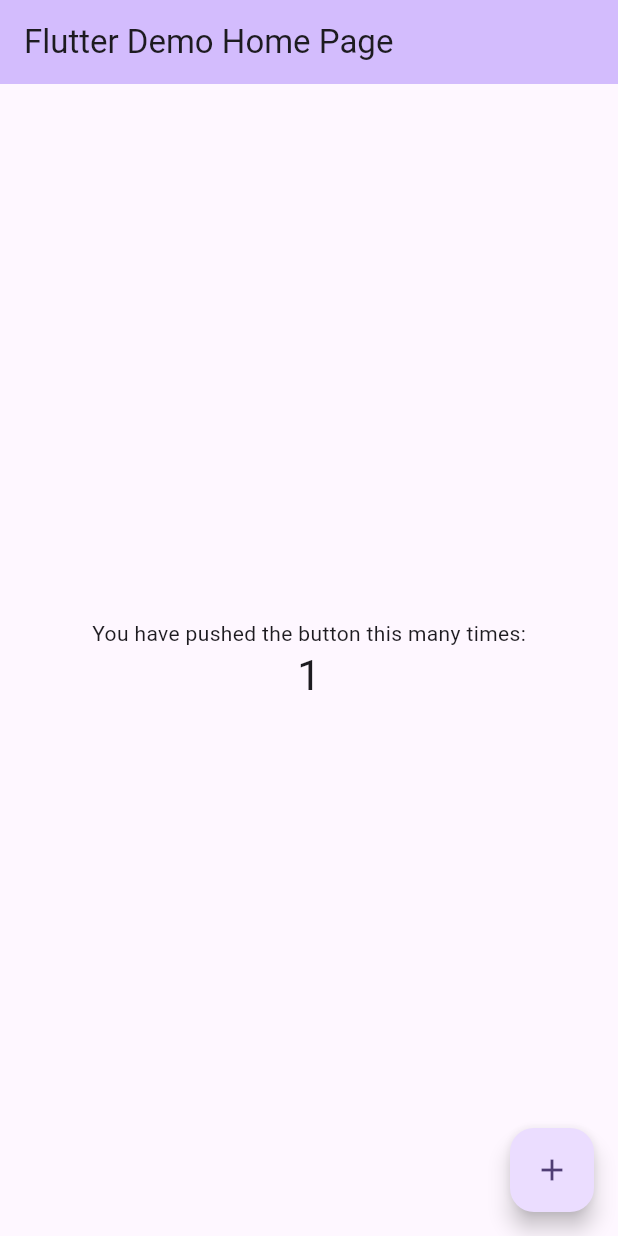
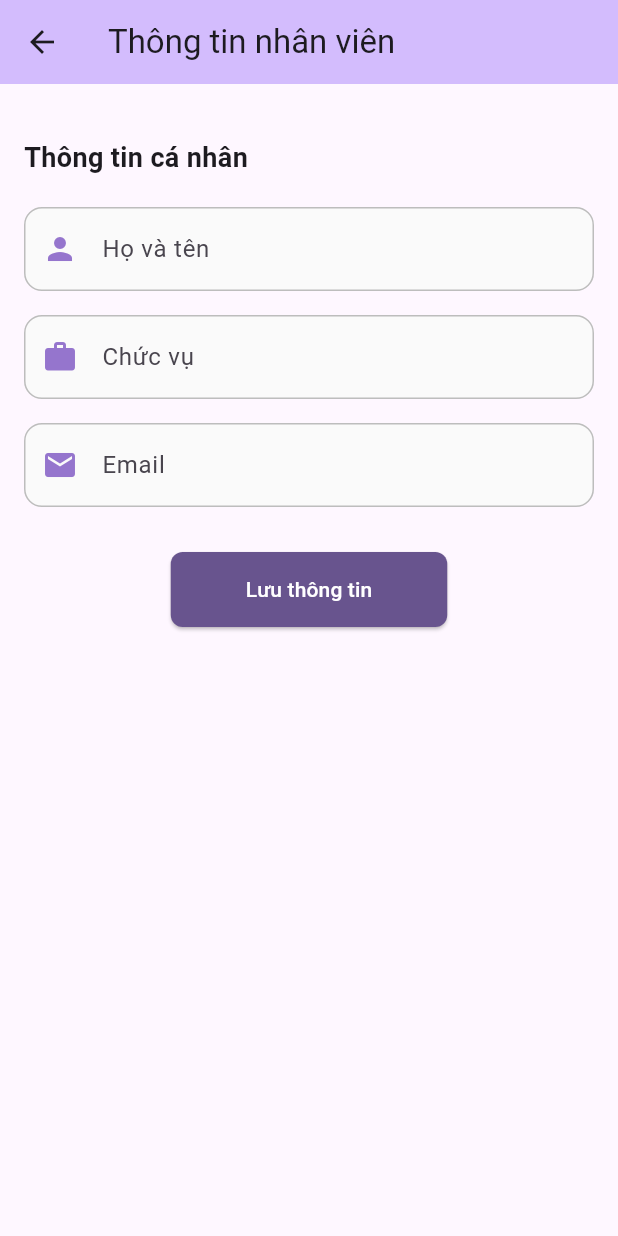
Before and after one commit to Le-Hai-Dang/learn-firebase, a Flutter app: the screen it shows after launch, after a tap on the "add" icon, on a phone screen of 412 x 824 dp. Run offline on Flutter 3.47's test engine with Material 3 defaults, Android fonts, the phone set to English and light mode, and no system bars.

Commit message:
form textfield

```diff
--- a/lib/main.dart
+++ b/lib/main.dart
@@ -1,4 +1,5 @@
 import 'package:flutter/material.dart';
+import 'package:learn/page/employee.dart';
 
 void main() {
   runApp(const MyApp());
@@ -7,45 +8,20 @@ void main() {
 class MyApp extends StatelessWidget {
   const MyApp({super.key});
 
-  // This widget is the root of your application.
   @override
   Widget build(BuildContext context) {
     return MaterialApp(
-      title: 'Flutter Demo',
+      title: 'Home',
       theme: ThemeData(
-        // This is the theme of your application.
-        //
-        // TRY THIS: Try running your application with "flutter run". You'll see
-        // the application has a purple toolbar. Then, without quitting the app,
-        // try changing the seedColor in the colorScheme below to Colors.green
-        // and then invoke "hot reload" (save your changes or press the "hot
-        // reload" button in a Flutter-supported IDE, or press "r" if you used
-        // the command line to start the app).
-        //
-        // Notice that the counter didn't reset back to zero; the application
-        // state is not lost during the reload. To reset the state, use hot
-        // restart instead.
-        //
-        // This works for code too, not just values: Most code changes can be
-        // tested with just a hot reload.
         colorScheme: ColorScheme.fromSeed(seedColor: Colors.deepPurple),
       ),
-      home: const MyHomePage(title: 'Flutter Demo Home Page'),
+      home: const MyHomePage(title: 'Home page'),
     );
   }
 }
 
 class MyHomePage extends StatefulWidget {
   const MyHomePage({super.key, required this.title});
-
-  // This widget is the home page of your application. It is stateful, meaning
-  // that it has a State object (defined below) that contains fields that affect
-  // how it looks.
-
-  // This class is the configuration for the state. It holds the values (in this
-  // case the title) provided by the parent (in this case the App widget) and
-  // used by the build method of the State. Fields in a Widget subclass are
-  // always marked "final".
 
   final String title;
 
@@ -54,69 +30,25 @@ class MyHomePage extends StatefulWidget {
 }
 
 class _MyHomePageState extends State<MyHomePage> {
-  int _counter = 0;
-
-  void _incrementCounter() {
-    setState(() {
-      // This call to setState tells the Flutter framework that something has
-      // changed in this State, which causes it to rerun the build method below
-      // so that the display can reflect the updated values. If we changed
-      // _counter without calling setState(), then the build method would not be
-      // called again, and so nothing would appear to happen.
-      _counter++;
-    });
-  }
-
   @override
   Widget build(BuildContext context) {
-    // This method is rerun every time setState is called, for instance as done
-    // by the _incrementCounter method above.
-    //
-    // The Flutter framework has been optimized to make rerunning build methods
-    // fast, so that you can just rebuild anything that needs updating rather
-    // than having to individually change instances of widgets.
     return Scaffold(
       appBar: AppBar(
-        // TRY THIS: Try changing the color here to a specific color (to
-        // Colors.amber, perhaps?) and trigger a hot reload to see the AppBar
-        // change color while the other colors stay the same.
         backgroundColor: Theme.of(context).colorScheme.inversePrimary,
-        // Here we take the value from the MyHomePage object that was created by
-        // the App.build method, and use it to set our appbar title.
         title: Text(widget.title),
       ),
-      body: Center(
-        // Center is a layout widget. It takes a single child and positions it
-        // in the middle of the parent.
-        child: Column(
-          // Column is also a layout widget. It takes a list of children and
-          // arranges them vertically. By default, it sizes itself to fit its
-          // children horizontally, and tries to be as tall as its parent.
-          //
-          // Column has various properties to control how it sizes itself and
-          // how it positions its children. Here we use mainAxisAlignment to
-          // center the children vertically; the main axis here is the vertical
-          // axis because Columns are vertical (the cross axis would be
-          // horizontal).
-          //
-          // TRY THIS: Invoke "debug painting" (choose the "Toggle Debug Paint"
-          // action in the IDE, or press "p" in the console), to see the
-          // wireframe for each widget.
-          mainAxisAlignment: MainAxisAlignment.center,
-          children: <Widget>[
-            const Text('You have pushed the button this many times:'),
-            Text(
-              '$_counter',
-              style: Theme.of(context).textTheme.headlineMedium,
-            ),
-          ],
-        ),
+      body: const Center(
+        child: Text('Dự án trắng'),
       ),
       floatingActionButton: FloatingActionButton(
-        onPressed: _incrementCounter,
-        tooltip: 'Increment',
-        child: const Icon(Icons.add),
-      ), // This trailing comma makes auto-formatting nicer for build methods.
+        onPressed: () {
+          Navigator.push(
+            context,
+            MaterialPageRoute(builder: (context) => EmployeePage()),
+          );
+        },
+        child: Icon(Icons.add),
+      ),
     );
   }
 }
--- /dev/null
+++ b/lib/page/employee.dart
@@ -0,0 +1,118 @@
+import 'package:flutter/material.dart';
+
+class EmployeePage extends StatefulWidget {
+  const EmployeePage({super.key});
+
+  @override
+  State<EmployeePage> createState() => _EmployeePageState();
+}
+
+class _EmployeePageState extends State<EmployeePage> {
+  final TextEditingController _nameController = TextEditingController();
+  final TextEditingController _positionController = TextEditingController();
+  final TextEditingController _emailController = TextEditingController();
+
+  @override
+  void dispose() {
+    _nameController.dispose();
+    _positionController.dispose();
+    _emailController.dispose();
+    super.dispose();
+  }
+
+  @override
+  Widget build(BuildContext context) {
+    return Scaffold(
+      appBar: AppBar(
+        title: const Text('Thông tin nhân viên'),
+        backgroundColor: Theme.of(context).colorScheme.inversePrimary,
+      ),
+      body: Padding(
+        padding: const EdgeInsets.all(16.0),
+        child: SingleChildScrollView(
+          child: Column(
+            crossAxisAlignment: CrossAxisAlignment.start,
+            children: [
+              const SizedBox(height: 20),
+              const Text(
+                'Thông tin cá nhân',
+                style: TextStyle(
+                  fontSize: 18,
+                  fontWeight: FontWeight.bold,
+                ),
+              ),
+              const SizedBox(height: 20),
+              _buildTextField(
+                controller: _nameController,
+                label: 'Họ và tên',
+                hint: 'Nhập họ và tên',
+                prefixIcon: Icons.person,
+              ),
+              const SizedBox(height: 16),
+              _buildTextField(
+                controller: _positionController,
+                label: 'Chức vụ',
+                hint: 'Nhập chức vụ',
+                prefixIcon: Icons.work,
+              ),
+              const SizedBox(height: 16),
+              _buildTextField(
+                controller: _emailController,
+                label: 'Email',
+                hint: 'Nhập địa chỉ email',
+                prefixIcon: Icons.email,
+                keyboardType: TextInputType.emailAddress,
+              ),
+              const SizedBox(height: 30),
+              Center(
+                child: ElevatedButton(
+                  onPressed: () {
+                    // Xử lý khi nhấn nút lưu
+                  },
+                  style: ElevatedButton.styleFrom(
+                    backgroundColor: Theme.of(context).colorScheme.primary,
+                    foregroundColor: Colors.white,
+                    padding: const EdgeInsets.symmetric(horizontal: 50, vertical: 15),
+                    shape: RoundedRectangleBorder(
+                      borderRadius: BorderRadius.circular(8),
+                    ),
+                  ),
+                  child: const Text('Lưu thông tin'),
+                ),
+              ),
+            ],
+          ),
+        ),
+      ),
+    );
+  }
+
+  Widget _buildTextField({
+    required TextEditingController controller,
+    required String label,
+    required String hint,
+    required IconData prefixIcon,
+    TextInputType keyboardType = TextInputType.text,
+  }) {
+    return TextField(
+      controller: controller,
+      keyboardType: keyboardType,
+      decoration: InputDecoration(
+        labelText: label,
+        hintText: hint,
+        prefixIcon: Icon(prefixIcon, color: Colors.deepPurple.shade300),
+        enabledBorder: OutlineInputBorder(
+          borderRadius: BorderRadius.circular(12),
+          borderSide: BorderSide(color: Colors.grey.shade400),
+        ),
+        focusedBorder: OutlineInputBorder(
+          borderRadius: BorderRadius.circular(12),
+          borderSide: const BorderSide(color: Colors.deepPurple, width: 2),
+        ),
+        fillColor: Colors.grey.shade50,
+        filled: true,
+        contentPadding: const EdgeInsets.symmetric(vertical: 16),
+      ),
+    );
+  }
+}
```
